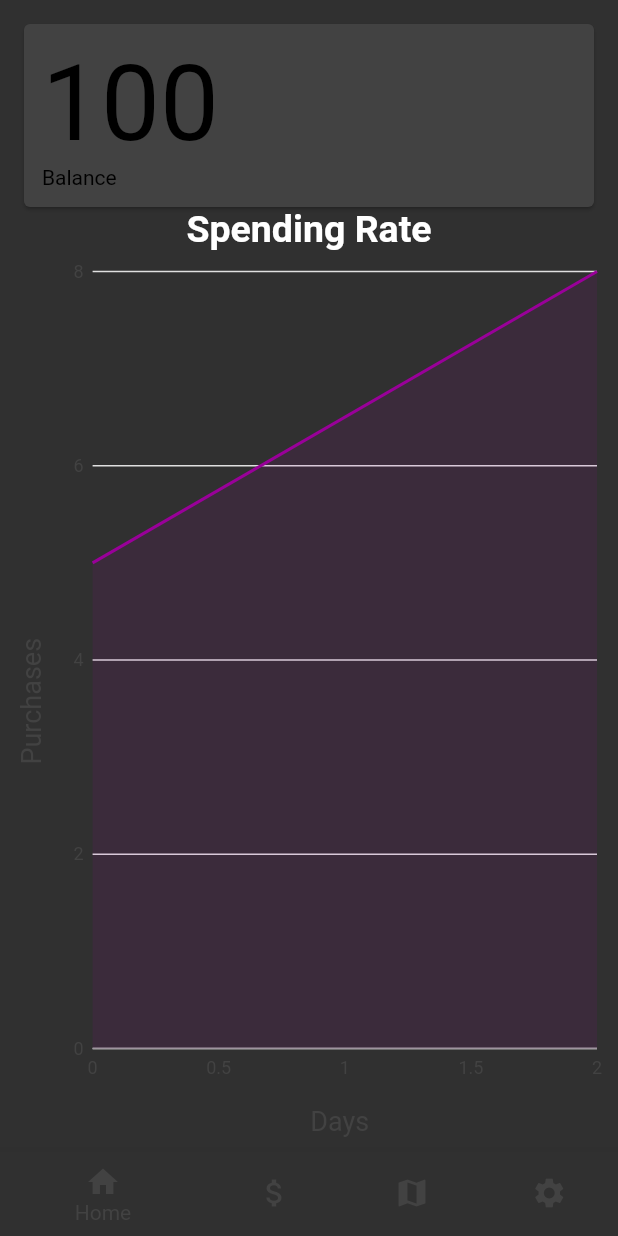
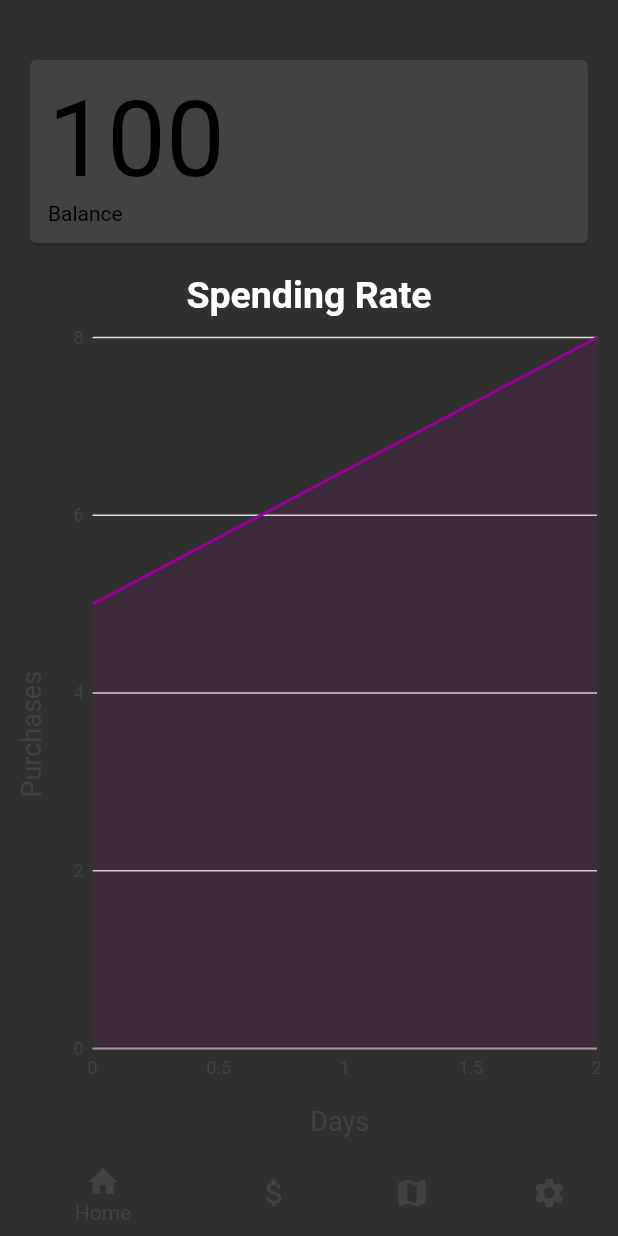
Before and after one commit to jackpeplinski/western-waffle, a Flutter app: the screen it shows after launch, on a phone screen of 412 x 824 dp. Run offline on Flutter 3.47's test engine with Material 2 defaults, Android fonts, the phone set to English and light mode, and no system bars; our stand-ins replace charts_flutter, material_design_icons_flutter.

```diff
--- a/lib/spendingRate.dart
+++ b/lib/home.dart
@@ -2,12 +2,12 @@ import 'package:charts_flutter/flutter.dart' as charts;
 import 'package:flutter/material.dart';
 import './widgets/balanceCard.dart';
 
-class SpendingRate extends StatefulWidget {
+class Home extends StatefulWidget {
   @override
-  _SpendingRateState createState() => _SpendingRateState();
+  _HomeState createState() => _HomeState();
 }
 
-class _SpendingRateState extends State<SpendingRate> {
+class _HomeState extends State<Home> {
     //creates list w var name _seriesBalanceData
     List<charts.Series<Balance, int>> _seriesBalanceData;
 
--- a/lib/main.dart
+++ b/lib/main.dart
@@ -1,11 +1,10 @@
 import 'package:flutter/material.dart';
 import 'package:provider/provider.dart';
 import './blocs/theme.dart';
-import './pages/Home.dart';
+import './pages/navBar.dart';
 
 void main() => runApp(WesternFood());
 
-//<<<<<<< HEAD
 class WesternFood extends StatelessWidget {
   @override
   Widget build(BuildContext context) {
@@ -22,59 +21,8 @@ class MaterialAppWithTheme extends StatelessWidget {
   Widget build(BuildContext context) {
     final theme = Provider.of<ThemeChanger>(context);
     return MaterialApp(
-      home: Home(),
+      home: NavBar(),
       theme: theme.getTheme(),
     );
   }
 }
-// =======
-// class WesternFood extends StatefulWidget {
-//   @override
-//   _WesternFoodState createState() => _WesternFoodState();
-// }
-
-// class _WesternFoodState extends State<WesternFood> {
-
-//   //intializes, declares, assigns var (the zero is arbitrary)
-//   int _selectedTab = 0;
-//   final List<Widget> _potentialTabs = [
-//     //pages here must be listed in the same order that they are listed in the navigation bar widget below
-//     Home(),
-//     TransactionsPage(),
-//     LocationSpending(),
-//   ];
-
-//   @override
-//   Widget build(BuildContext context) {
-//     return MaterialApp(
-//       home: Scaffold(
-//         //access _selectedTab from the list of _potentialTabs
-//         body: _potentialTabs[_selectedTab],
-//         bottomNavigationBar: BottomNavigationBar(
-//           currentIndex: _selectedTab,
-//           //change page displayed to _selectedTab .
-//           onTap:(int index){
-//             setState((){
-//               _selectedTab = index;
-//             }); //setState
-//           }, //onTap
-//           items: [
-//             BottomNavigationBarItem(
-//               icon: Icon(Icons.home),
-//               title: Text('Home'),
-//             ),
-//             BottomNavigationBarItem(
-//               icon: Icon(Icons.attach_money),
-//               title: Text('Transactions'),
-//             ),
-//              BottomNavigationBarItem(
-//               icon: Icon(Icons.map),
-//               title: Text('Location Spending'),
-//             ),
-//           ],
-//         ),
-//       ),
-// >>>>>>> transactions
-//     );
-//   }
-// }
--- a/lib/pages/home.dart
+++ b/lib/pages/navBar.dart
@@ -1,21 +1,21 @@
 import 'package:flutter/material.dart';
-import '../spendingRate.dart';
-import '../transactionsPage.dart';
-import '../locationSpending.dart';
+import '../home.dart';
+import './transactionsPage.dart';
+import './locationSpending.dart';
 import './settingsPage.dart';
 
-class Home extends StatefulWidget {
+class NavBar extends StatefulWidget {
   @override
-  _HomeState createState() => _HomeState();
+  _NavBarState createState() => _NavBarState();
 }
 
-class _HomeState extends State<Home> {
+class _NavBarState extends State<NavBar> {
 
 //intializes, declares, assigns var (the zero is arbitrary)
   int _selectedTab = 0;
   final List<Widget> _potentialTabs = [
     //pages here must be listed in the same order that they are listed in the navigation bar widget below
-    SpendingRate(),
+    Home(),
     TransactionsPage(),
     LocationSpending(),
     SettingsPage(),
--- a/lib/pages/settingsPage.dart
+++ b/lib/pages/settingsPage.dart
@@ -1,7 +1,7 @@
 import 'package:flutter/material.dart';
 import 'package:provider/provider.dart';
 import '../blocs/theme.dart';
-import './send_feedback.dart';
+import './sendFeedback.dart';
 import 'package:url_launcher/url_launcher.dart';
 
 class SettingsPage extends StatelessWidget {
--- a/lib/widgets/balanceCard.dart
+++ b/lib/widgets/balanceCard.dart
@@ -9,7 +9,7 @@ class _BalanceCardState extends State<BalanceCard> {
   @override
   Widget build(BuildContext context) {
     return Card(
-      margin: const EdgeInsets.fromLTRB(16.0, 16.0, 16.0, 0),
+      margin: const EdgeInsets.fromLTRB(20.0, 40.0, 20.0, 20.0),
       child: Padding(
         padding: const EdgeInsets.all(12.0),
         child: Column(
```
Also changed, not shown: lib/pages/sendFeedback.dart (renamed from lib/pages/send_feedback.dart, +0 -90 lines), lib/pages/locationSpending.dart (renamed from lib/locationSpending.dart), lib/pages/transactionsPage.dart (renamed from lib/transactionsPage.dart).
